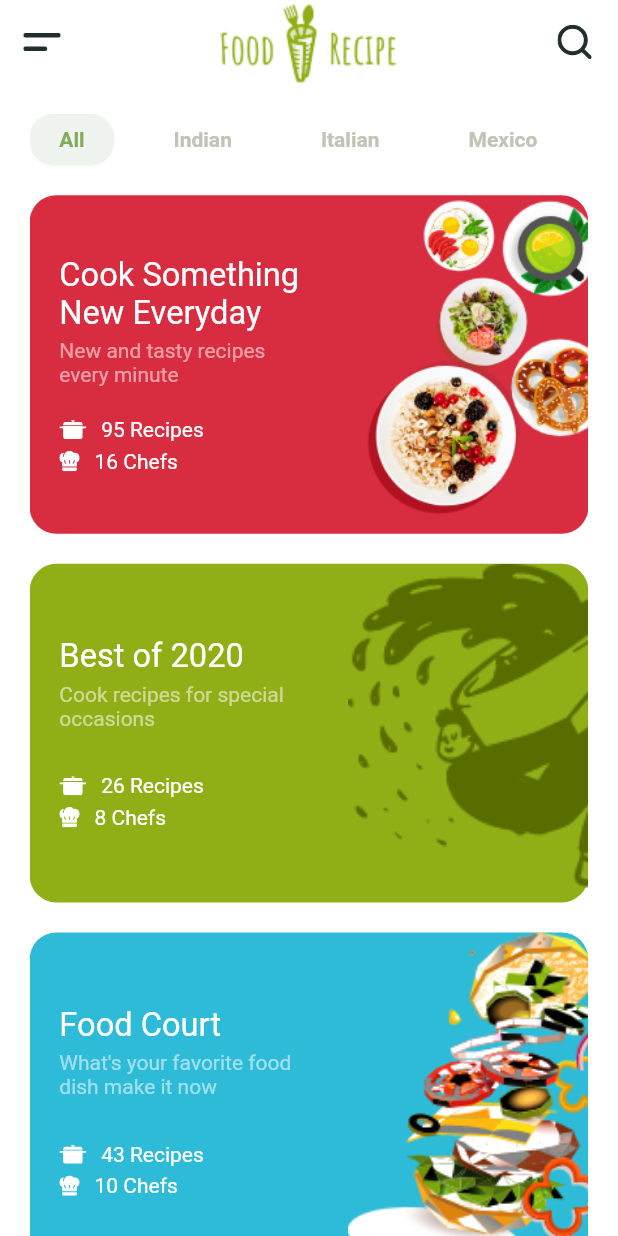
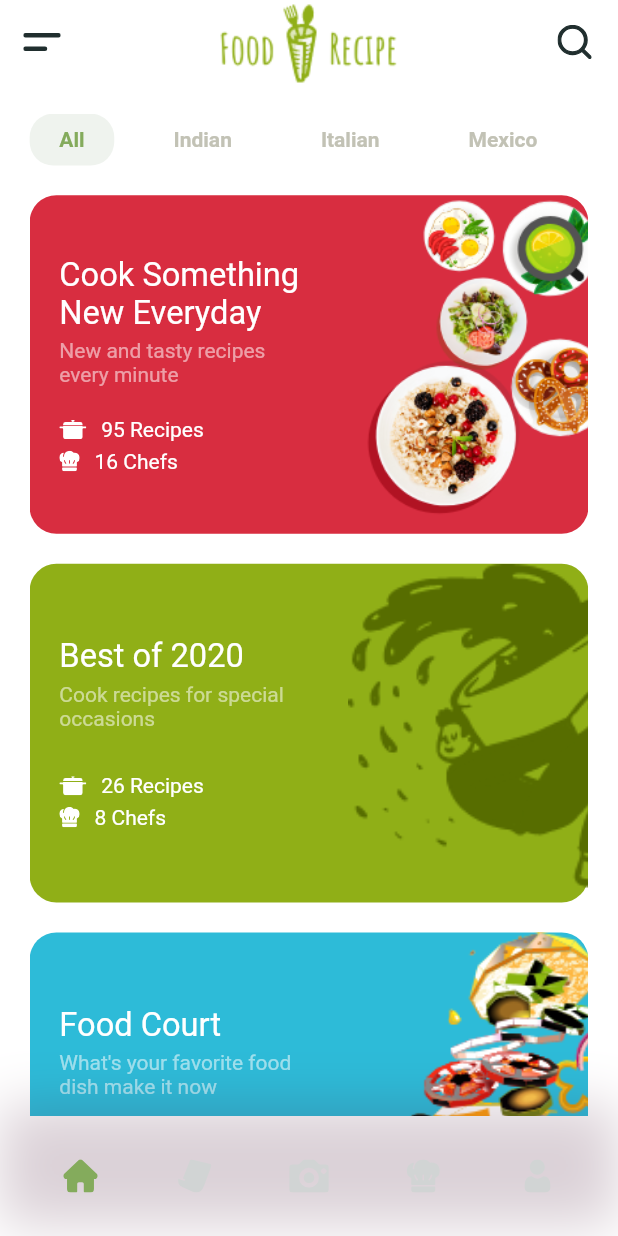
Before and after one commit to hpbyte/flutter_warm_ups, a Flutter app: the screen it shows after launch, on a phone screen of 412 x 824 dp. Run offline on Flutter 3.47's test engine with Material 2 defaults, Android fonts, the phone set to English and light mode, and no system bars; our stand-ins replace flutter_svg.

```diff
--- /dev/null
+++ b/lib/components/navbar.dart
@@ -0,0 +1,70 @@
+import 'package:flutter/material.dart';
+import 'package:flutter_svg/svg.dart';
+import 'package:provider/provider.dart';
+import 'package:warmups/constants.dart';
+import 'package:warmups/models/NavItem.dart';
+import 'package:warmups/size_config.dart';
+
+class MyNavBar extends StatelessWidget {
+  const MyNavBar({
+    Key key,
+  }) : super(key: key);
+
+  @override
+  Widget build(BuildContext context) {
+    double defaultSize = SizeConfig.defaultSize;
+
+    return Consumer<NavItems>(
+      builder: (context, navItems, child) => Container(
+        height: 80,
+        padding: EdgeInsets.symmetric(horizontal: defaultSize * 3),
+        decoration: BoxDecoration(boxShadow: [
+          BoxShadow(
+            color: Color(0xFF4B1A39).withOpacity(0.2),
+            offset: Offset(0, -7),
+            blurRadius: 30,
+          ),
+        ]),
+        child: SafeArea(
+          child: Row(
+            mainAxisAlignment: MainAxisAlignment.spaceBetween,
+            children: List.generate(
+              navItems.items.length,
+              (index) => buildIconNav(
+                icon: navItems.items[index].icon,
+                press: () {
+                  navItems.changeNavIndex(index: index);
+
+                  if (navItems.items[index].destinationCheck()) {
+                    Navigator.push(
+                      context,
+                      MaterialPageRoute(
+                          builder: (context) =>
+                              navItems.items[index].destination),
+                    );
+                  }
+                },
+                isActive: navItems.selectedIndex == index,
+              ),
+            ),
+          ),
+        ),
+      ),
+    );
+  }
+
+  IconButton buildIconNav({
+    String icon,
+    Function press,
+    bool isActive = false,
+  }) {
+    return IconButton(
+      icon: SvgPicture.asset(
+        icon,
+        color: isActive ? kPrimaryColor : Color(0xFFD1D4D4),
+        height: 22,
+      ),
+      onPressed: press,
+    );
+  }
+}
--- a/lib/main.dart
+++ b/lib/main.dart
@@ -1,4 +1,6 @@
 import 'package:flutter/material.dart';
+import 'package:provider/provider.dart';
+import 'package:warmups/models/NavItem.dart';
 import 'package:warmups/screens/home/home_screen.dart';
 
 void main() {
@@ -9,7 +11,9 @@ class MyApp extends StatelessWidget {
   // This widget is the root of your application.
   @override
   Widget build(BuildContext context) {
-    return MaterialApp(
+    return ChangeNotifierProvider(
+      create: (context) => NavItems(),
+      child: MaterialApp(
         debugShowCheckedModeBanner: false,
         title: 'Recipe App',
         theme: ThemeData(
@@ -18,6 +22,7 @@ class MyApp extends StatelessWidget {
           visualDensity: VisualDensity.adaptivePlatformDensity,
         ),
         home: HomeScreen(),
+      ),
     );
   }
 }
--- a/lib/models/NavItem.dart
+++ b/lib/models/NavItem.dart
@@ -1,4 +1,5 @@
 import 'package:flutter/material.dart';
+import 'package:warmups/screens/home/home_screen.dart';
 
 class NavItem {
   final int id;
@@ -15,3 +16,37 @@ class NavItem {
     return destination != null;
   }
 }
+
+class NavItems extends ChangeNotifier {
+  int selectedIndex = 0;
+
+  void changeNavIndex({int index}) {
+    selectedIndex = index;
+    notifyListeners();
+  }
+
+  List<NavItem> items = [
+    NavItem(
+      id: 1,
+      icon: "assets/icons/home.svg",
+      destination: HomeScreen(),
+    ),
+    NavItem(
+      id: 2,
+      icon: "assets/icons/list.svg",
+    ),
+    NavItem(
+      id: 3,
+      icon: "assets/icons/camera.svg",
+    ),
+    NavItem(
+      id: 4,
+      icon: "assets/icons/chef_nav.svg",
+    ),
+    NavItem(
+      id: 5,
+      icon: "assets/icons/user.svg",
+      // destination: ProfileScreen(),
+    ),
+  ];
+}
--- a/lib/screens/home/home_screen.dart
+++ b/lib/screens/home/home_screen.dart
@@ -1,6 +1,7 @@
 import 'package:flutter/material.dart';
 
 import 'package:flutter_svg/svg.dart';
+import 'package:warmups/components/navbar.dart';
 import 'package:warmups/size_config.dart';
 
 import 'components/body.dart';
@@ -12,6 +13,7 @@ class HomeScreen extends StatelessWidget {
     return Scaffold(
       appBar: buildAppBar(),
       body: Body(),
+      bottomNavigationBar: MyNavBar(),
     );
   }
 
```
Lines whose indentation alone changed are shown as unchanged.
